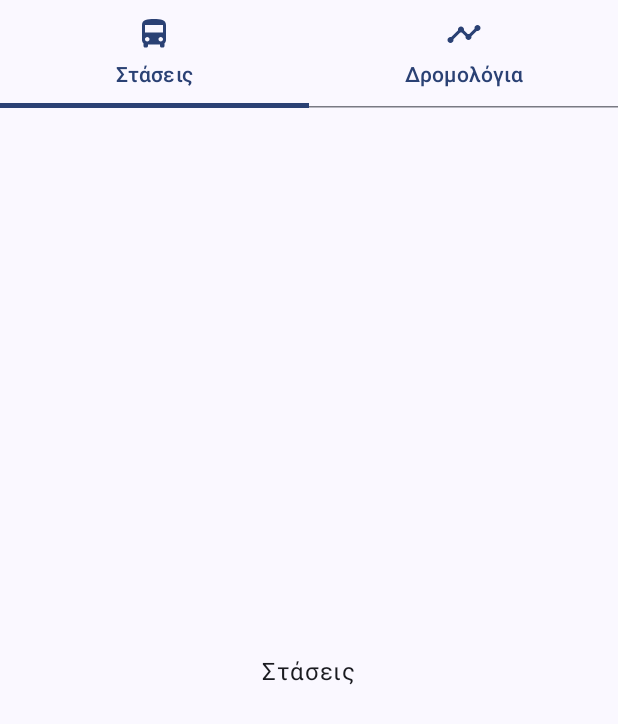
After one commit to mikezerb/AthenaBus, an Android app built with Jetpack Compose: the RouteDetailsScreen screen opened through its navigation route, on a phone screen of 412 x 824 dp. The commit adds this screen. Shown: the top 724 px of the screen. Run offline under Robolectric (Android 15) with nearby library versions, the phone set to English and light mode, and no system bars; our stand-ins replace Dagger/Hilt's generated code.

Commit message:
started RouteDetails screen

```diff
--- a/app/src/main/java/com/example/athenabus/data/repository/RouteRepositoryImpl.kt
+++ b/app/src/main/java/com/example/athenabus/data/repository/RouteRepositoryImpl.kt
@@ -5,6 +5,7 @@ import com.example.athenabus.common.Resource
 import com.example.athenabus.data.mapper.toRoute
 import com.example.athenabus.data.remote.OASATelematicsAPI
 import com.example.athenabus.domain.model.Route
+import com.example.athenabus.domain.model.Stop
 import com.example.athenabus.domain.repository.RouteRepository
 import kotlinx.coroutines.flow.Flow
 import kotlinx.coroutines.flow.flow
@@ -36,4 +37,8 @@ class RouteRepositoryImpl @Inject constructor(
 
 
     }
+
+    override fun getStopsForRoute(routeCode: String): Flow<Resource<List<Stop>>> {
+        TODO("Not yet implemented")
+    }
 }
--- a/app/src/main/java/com/example/athenabus/domain/model/Route.kt
+++ b/app/src/main/java/com/example/athenabus/domain/model/Route.kt
@@ -4,6 +4,4 @@ data class Route(
     val route_code: String,
     val route_descr: String,
     val route_descr_eng: String,
-) {
-
-}
+)
--- /dev/null
+++ b/app/src/main/java/com/example/athenabus/presentation/common/TabItem.kt
@@ -0,0 +1,9 @@
+package com.example.athenabus.presentation.common
+
+import androidx.compose.ui.graphics.vector.ImageVector
+
+data class TabItem(
+    val title: String,
+    val selectedIcon: ImageVector,
+    val unSelectedIcon: ImageVector
+)
--- a/app/src/main/java/com/example/athenabus/presentation/nvgraph/NavGraph.kt
+++ b/app/src/main/java/com/example/athenabus/presentation/nvgraph/NavGraph.kt
@@ -6,10 +6,11 @@ import androidx.navigation.compose.NavHost
 import androidx.navigation.compose.composable
 import androidx.navigation.compose.rememberNavController
 import androidx.navigation.navigation
-import com.example.athenabus.presentation.bus_detail.RouteListScreen
 import com.example.athenabus.presentation.bus_list.BusLineListScreen
 import com.example.athenabus.presentation.onboarding.OnBoardingScreen
 import com.example.athenabus.presentation.onboarding.OnBoardingViewModel
+import com.example.athenabus.presentation.route_details.RouteDetailsScreen
+import com.example.athenabus.presentation.route_list.RouteListScreen
 
 @Composable
 fun NavGraph(
@@ -50,6 +51,15 @@ fun NavGraph(
             }
         }
 
+        navigation(
+            route = Route.RoutesDetail.route,
+            startDestination = Route.RoutesDetailScreen.route
+        ) {
+            composable(route = Route.RoutesDetailScreen.route) {
+                RouteDetailsScreen(navController = navController)
+            }
+        }
+
 
     }
 
--- a/app/src/main/java/com/example/athenabus/presentation/nvgraph/Route.kt
+++ b/app/src/main/java/com/example/athenabus/presentation/nvgraph/Route.kt
@@ -12,4 +12,7 @@ sealed class Route(
     object BusRoutes : Route(route = "busNavigation")
     object BusNavigatorScreen : Route(route = "busNavigatorScreen")
     object BusRoutesScreen : Route(route = "busRouteScreen")
+    object RoutesDetail : Route(route = "RoutesDetail")
+    object RoutesDetailScreen : Route(route = "RoutesDetailScreen")
+
 }
--- /dev/null
+++ b/app/src/main/java/com/example/athenabus/presentation/route_details/RouteDetailsScreen.kt
@@ -0,0 +1,110 @@
+package com.example.athenabus.presentation.route_details
+
+import androidx.compose.foundation.ExperimentalFoundationApi
+import androidx.compose.foundation.layout.Box
+import androidx.compose.foundation.layout.Column
+import androidx.compose.foundation.layout.fillMaxSize
+import androidx.compose.foundation.layout.fillMaxWidth
+import androidx.compose.foundation.pager.HorizontalPager
+import androidx.compose.foundation.pager.rememberPagerState
+import androidx.compose.material.icons.Icons
+import androidx.compose.material.icons.filled.DirectionsBus
+import androidx.compose.material.icons.filled.Timeline
+import androidx.compose.material.icons.outlined.DirectionsBus
+import androidx.compose.material.icons.outlined.Timeline
+import androidx.compose.material3.DropdownMenu
+import androidx.compose.material3.Icon
+import androidx.compose.material3.MaterialTheme
+import androidx.compose.material3.Surface
+import androidx.compose.material3.Tab
+import androidx.compose.material3.TabRow
+import androidx.compose.material3.Text
+import androidx.compose.runtime.Composable
+import androidx.compose.runtime.LaunchedEffect
+import androidx.compose.runtime.getValue
+import androidx.compose.runtime.mutableStateOf
+import androidx.compose.runtime.remember
+import androidx.compose.runtime.setValue
+import androidx.compose.ui.Alignment
+import androidx.compose.ui.Modifier
+import androidx.compose.ui.res.stringResource
+import androidx.navigation.NavController
+import com.example.athenabus.R
+import com.example.athenabus.presentation.common.TabItem
+
+@OptIn(ExperimentalFoundationApi::class)
+@Composable
+fun RouteDetailsScreen(
+    navController: NavController,
+
+    ) {
+    val tabItems = listOf(
+        TabItem(
+            title = stringResource(R.string.stops_tab_title),
+            selectedIcon = Icons.Filled.DirectionsBus,
+            unSelectedIcon = Icons.Outlined.DirectionsBus
+        ),
+        TabItem(
+            title = stringResource(R.string.schedule_tab_title),
+            selectedIcon = Icons.Filled.Timeline,
+            unSelectedIcon = Icons.Outlined.Timeline
+        )
+    )
+
+    Surface(
+        modifier = Modifier.fillMaxSize(),
+        color = MaterialTheme.colorScheme.background
+    ) {
+        var selectedTabIndex by remember { mutableStateOf(0) }
+        val pagerState = rememberPagerState { tabItems.size }
+        LaunchedEffect(selectedTabIndex) {
+            pagerState.animateScrollToPage(selectedTabIndex)
+        }
+
+        LaunchedEffect(pagerState.currentPage, pagerState.isScrollInProgress) {
+            if (!pagerState.isScrollInProgress) {    // for more than two pages
+                selectedTabIndex = pagerState.currentPage
+            }
+
+        }
+        Column(
+            modifier = Modifier.fillMaxSize()
+        ) {
+            TabRow(selectedTabIndex = selectedTabIndex) {
+                tabItems.forEachIndexed { index, tabItem ->
+                    Tab(
+                        selected = index == selectedTabIndex,
+                        onClick = { selectedTabIndex = index },
+                        text = { Text(text = tabItem.title) },
+                        icon = {
+                            Icon(
+                                imageVector = if (index == selectedTabIndex) {
+                                    tabItem.selectedIcon
+                                } else tabItem.unSelectedIcon,
+                                contentDescription = tabItem.title
+                            )
+                        }
+
+                    )
+                }
+
+            }
+            HorizontalPager(
+                state = pagerState,
+                modifier = Modifier
+                    .fillMaxWidth()
+                    .weight(1f)
+            ) { index ->
+                Box(modifier = Modifier.fillMaxSize(), contentAlignment = Alignment.Center) {
+                    Text(text = tabItems[index].title)
+                    DropdownMenu(expanded = false, onDismissRequest = { /*TODO*/ }) {
+
+                    }
+                }
+            }
+
+        }
+
+    }
+
+}
--- a/app/src/main/java/com/example/athenabus/presentation/bus_detail/RouteListScreen.kt
+++ b/app/src/main/java/com/example/athenabus/presentation/route_list/RouteListScreen.kt
@@ -1,4 +1,4 @@
-package com.example.athenabus.presentation.bus_detail
+package com.example.athenabus.presentation.route_list
 
 import androidx.compose.foundation.layout.fillMaxSize
 import androidx.compose.foundation.layout.fillMaxWidth
@@ -25,7 +25,7 @@ import androidx.compose.ui.unit.dp
 import androidx.compose.ui.window.Dialog
 import androidx.hilt.navigation.compose.hiltViewModel
 import androidx.navigation.NavController
-import com.example.athenabus.presentation.bus_detail.components.BusRouteItem
+import com.example.athenabus.presentation.route_list.components.BusRouteItem
 
 @Composable
 fun RouteListScreen(
--- a/app/src/main/java/com/example/athenabus/presentation/bus_detail/RouteListState.kt
+++ b/app/src/main/java/com/example/athenabus/presentation/route_list/RouteListState.kt
@@ -1,4 +1,4 @@
-package com.example.athenabus.presentation.bus_detail
+package com.example.athenabus.presentation.route_list
 
 import com.example.athenabus.domain.model.Route
 
--- a/app/src/main/java/com/example/athenabus/presentation/bus_detail/RouteListViewModel.kt
+++ b/app/src/main/java/com/example/athenabus/presentation/route_list/RouteListViewModel.kt
@@ -1,4 +1,4 @@
-package com.example.athenabus.presentation.bus_detail
+package com.example.athenabus.presentation.route_list
 
 import androidx.compose.runtime.State
 import androidx.compose.runtime.mutableStateOf
--- a/app/src/main/java/com/example/athenabus/presentation/bus_detail/components/BusRouteItem.kt
+++ b/app/src/main/java/com/example/athenabus/presentation/route_list/components/BusRouteItem.kt
@@ -1,4 +1,4 @@
-package com.example.athenabus.presentation.bus_detail.components
+package com.example.athenabus.presentation.route_list.components
 
 import android.content.res.Configuration.UI_MODE_NIGHT_YES
 import androidx.compose.foundation.clickable
@@ -33,7 +33,7 @@ fun BusRouteItem(
         ) {
             Text(
                 text = busRoute.route_descr,
-                style = MaterialTheme.typography.labelMedium,
+                style = MaterialTheme.typography.labelLarge,
                 color = MaterialTheme.colorScheme.onSurface,
                 modifier = Modifier
                     .padding(6.dp)
--- a/app/src/main/java/com/example/athenabus/presentation/bus_detail/components/RouteList.kt
+++ b/app/src/main/java/com/example/athenabus/presentation/route_list/components/RouteList.kt
@@ -1,4 +1,4 @@
-package com.example.athenabus.presentation.bus_detail.components
+package com.example.athenabus.presentation.route_list.components
 
 import androidx.compose.foundation.clickable
 import androidx.compose.foundation.layout.Column
--- a/app/src/main/res/values/themes.xml
+++ b/app/src/main/res/values/themes.xml
@@ -1,5 +1,4 @@
 <?xml version="1.0" encoding="utf-8"?>
 <resources>
-
     <style name="Theme.AthenaBus" parent="android:Theme.Material.Light.NoActionBar" />
 </resources>
```
Also changed, not shown: app/build.gradle.kts (+19 -16 lines), app/src/main/java/com/example/athenabus/presentation/bus_list/BusLineListScreen.kt (+22 -16 lines), app/src/main/java/com/example/athenabus/presentation/common/DropDownMenu.kt (added, +18 -0 lines), app/src/main/java/com/example/athenabus/presentation/route_details/RouteDetailsState.kt (added, +11 -0 lines), app/src/main/java/com/example/athenabus/presentation/route_details/RouteDetailsViewModel.kt (added, +36 -0 lines), app/src/main/res/values/strings.xml (+6 -4 lines), app/src/main/java/com/example/athenabus/domain/use_case/get_bus_lines/GetLinesUseCase.kt (renamed from app/src/main/java/com/example/athenabus/domain/use_case/get_bus_lines/getLinesUseCase.kt), 2 other files.
